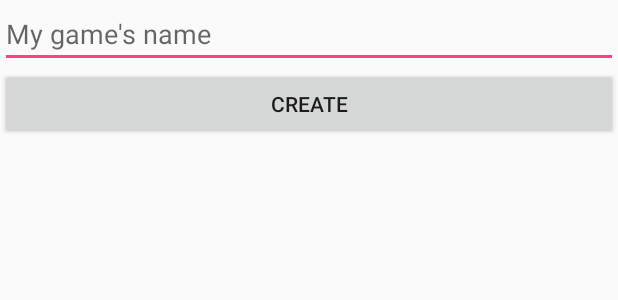
After one commit to Phenix8/Gaze, an Android app: the layout create_game_layout.xml on its own in the app's theme, with its tools: preview values and no code run, on a phone screen of 412 x 824 dp. The commit adds this screen. Shown: the top 300 px of the screen. Run offline under Robolectric (Android 15) with nearby library versions, the phone set to English and light mode, and no system bars.

Commit message:
Some UI.

```diff
--- a/Android_app/app/src/main/java/com/ican/anamorphoses_jsdn/network/RoomFinder.java
+++ b/Android_app/app/src/main/java/com/ican/anamorphoses_jsdn/network/RoomFinder.java
@@ -20,12 +20,12 @@ public class RoomFinder extends Thread {
     private int udpPort;
     private boolean listening;
 
-    private HashMap<String, InetAddress> rooms = new HashMap<>();
+    private HashMap<InetAddress, String> rooms = new HashMap<>();
 
     private ArrayList<RoomListChangeListener> listeners = new ArrayList<>();
 
     public interface RoomListChangeListener {
-        void onRoomListChanged(HashMap<String, InetAddress> roomList);
+        void onRoomListChanged(HashMap<InetAddress, String> roomList);
     }
 
     public RoomFinder(String broadcastMessage, int udpPort) {
@@ -79,7 +79,7 @@ public class RoomFinder extends Thread {
                     String[] messages = new String(buffer, 0, packet.getLength(), "UTF-8").split(":");
                     if (messages.length == 2) {
                         if (messages[0].equals(broadcastMessage)) {
-                            rooms.put(messages[1], packet.getAddress());
+                            rooms.put(packet.getAddress(), messages[1]);
                             notifyListeners();
                         }
                     }
--- /dev/null
+++ b/Android_app/app/src/main/res/layout/create_game_layout.xml
@@ -0,0 +1,23 @@
+<?xml version="1.0" encoding="utf-8"?>
+<LinearLayout xmlns:android="http://schemas.android.com/apk/res/android"
+    xmlns:tools="http://schemas.android.com/tools"
+    android:layout_width="match_parent"
+    android:layout_height="match_parent"
+    android:orientation="vertical"
+    android:weightSum="1">
+
+    <EditText
+        android:id="@+id/editText"
+        android:layout_width="match_parent"
+        android:layout_height="wrap_content"
+        android:ems="10"
+        android:hint="My game's name"
+        android:inputType="textPersonName" />
+
+    <Button
+        android:id="@+id/button"
+        android:layout_width="match_parent"
+        android:layout_height="wrap_content"
+        android:text="Create" />
+
+</LinearLayout>
```
Also changed, not shown: Android_app/app/src/main/AndroidManifest.xml (+9 -10 lines), Android_app/app/src/main/java/com/ican/anamorphoses_jsdn/HomeActivity.java (+12 -1 lines), Android_app/app/src/main/java/com/ican/anamorphoses_jsdn/JoinGameActivity.java (added, +39 -0 lines), Android_app/app/src/main/res/layout/activity_host_menu.xml (+7 -5 lines), Android_app/app/src/main/res/layout/join_game_layout.xml (added, +40 -0 lines), Android_app/app/src/main/res/layout/list_item.xml (added, +10 -0 lines).
